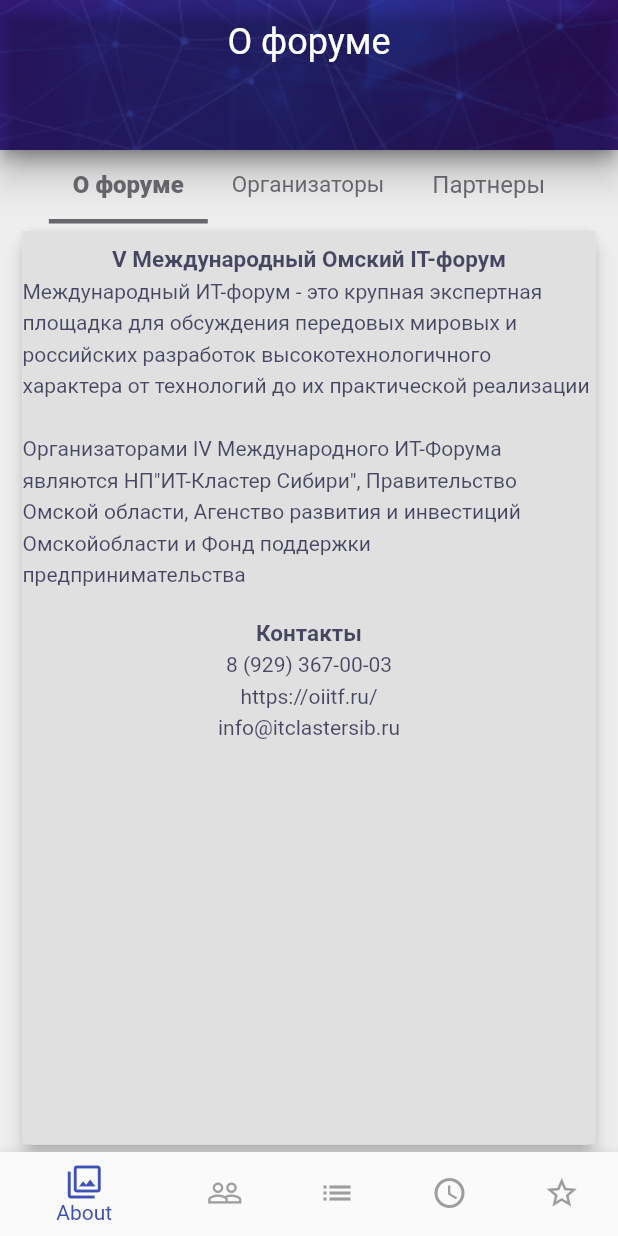
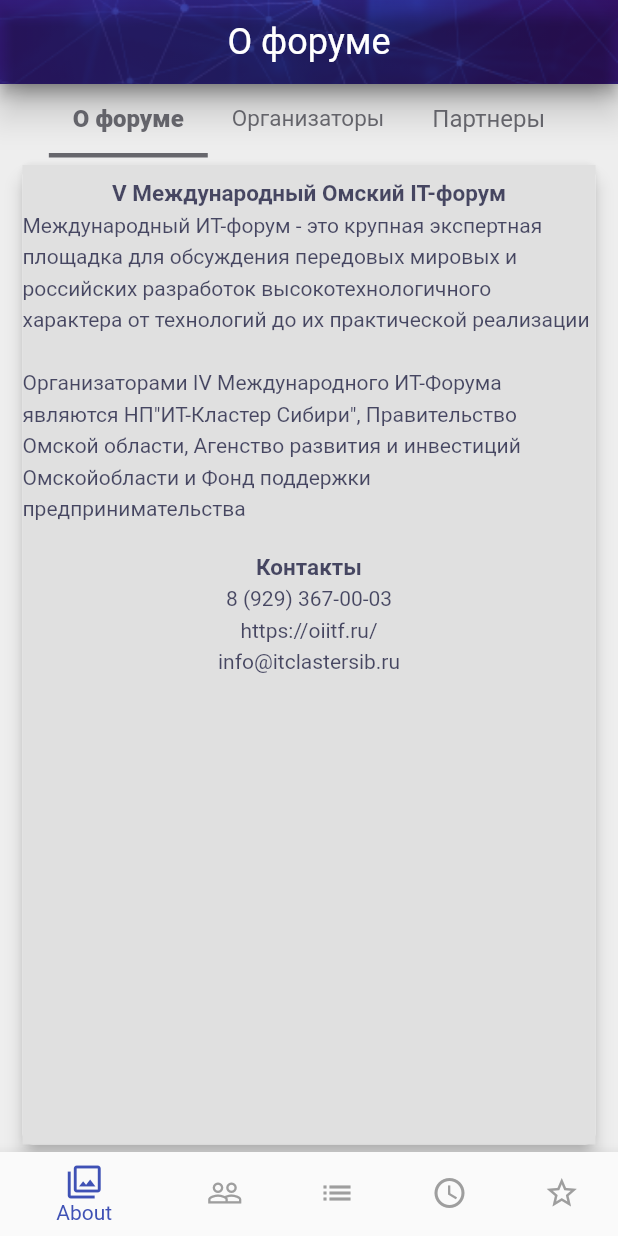
Before and after one commit to Elegerd/it_forum_omsk, a Flutter app: the screen it shows after launch, on a phone screen of 412 x 824 dp. Run offline on Flutter 3.47's test engine with Material 2 defaults, Android fonts, the phone set to English and light mode, and no system bars; our stand-ins replace bloc, cloud_firestore, equatable, flutter_bloc, google_maps_flutter, sembast; accounts and stored records are empty; Roboto replaces fonts that are missing (Montserrat).

Commit message:
Made landscape only portrait. Editing appbar (add new)

```diff
--- a/lib/screens/about.dart
+++ b/lib/screens/about.dart
@@ -1,5 +1,5 @@
 import 'package:flutter/material.dart';
-import 'package:it_forum_omsk/widgets/custom_appbar.dart';
+import 'package:it_forum_omsk/widgets/custom_appbar_v2.dart';
 import 'package:it_forum_omsk/widgets/custom_tabbar.dart';
 
 
@@ -13,7 +13,7 @@
       backgroundColor: Color.fromRGBO(238, 238, 238, 1),
       body: Column(
         children: <Widget>[
-          CustomAppBar(title, 100),
+          CustomAppBar(title),
           Expanded(
             child: AboutTheForum(),
           ),
--- a/lib/screens/map.dart
+++ b/lib/screens/map.dart
@@ -1,7 +1,7 @@
 import 'dart:async';
 import 'package:flutter/material.dart';
 import 'package:google_maps_flutter/google_maps_flutter.dart';
-import 'package:it_forum_omsk/widgets/custom_appbar.dart';
+import 'package:it_forum_omsk/widgets/custom_appbar_v2.dart';
 
 
 class Map extends StatelessWidget {
@@ -14,7 +14,7 @@
       backgroundColor: Color.fromRGBO(238, 238, 238, 1),
       body: Column(
         children: <Widget>[
-          CustomAppBar(title, 100),
+          CustomAppBar(title),
           Expanded(
             child: MapContainer(),
           ),
@@ -101,7 +101,7 @@
   @override
   Widget build(BuildContext context) {
     return Padding(
-      padding: EdgeInsets.only(left: 15,right: 15, top: 25,bottom: 100),//EdgeInsets.symmetric(horizontal: 15, vertical: 25),
+      padding: EdgeInsets.symmetric(horizontal: 15, vertical: 25),  //EdgeInsets.only(left: 15,right: 15, top: 25,bottom: 100),
       child: Material(
         elevation: 5.0,
         borderRadius: BorderRadius.circular(7.0),
--- a/lib/screens/my_schedule.dart
+++ b/lib/screens/my_schedule.dart
@@ -4,7 +4,7 @@
 import 'package:it_forum_omsk/blocs/event_event.dart';
 import 'package:it_forum_omsk/blocs/event_state.dart';
 import 'package:it_forum_omsk/widgets/event_container.dart';
-import 'package:it_forum_omsk/widgets/custom_appbar.dart';
+import 'package:it_forum_omsk/widgets/custom_appbar_v2.dart';
 
 
 class MySchedule extends StatelessWidget{
@@ -17,7 +17,7 @@
       backgroundColor: Color.fromRGBO(238, 238, 238, 1),
       body: Column(
         children: <Widget>[
-          CustomAppBar(title, 100),
+          CustomAppBar(title),
           Expanded(
             child: BlocProvider(
               builder: (_context) => EventBloc(),
--- a/lib/screens/personal_account.dart
+++ b/lib/screens/personal_account.dart
@@ -1,6 +1,5 @@
 import 'package:flutter/material.dart';
-import 'package:it_forum_omsk/widgets/custom_appbar.dart';
-
+import 'package:it_forum_omsk/widgets/custom_appbar_v2.dart';
 
 class PersonalAccount extends StatelessWidget {
   final String title;
@@ -12,7 +11,7 @@
       backgroundColor: Color.fromRGBO(238, 238, 238, 1),
       body: Column(
         children: <Widget>[
-          CustomAppBar(title, 100),
+          CustomAppBar(title),
         ],
       ),
     );
--- a/lib/screens/schedule.dart
+++ b/lib/screens/schedule.dart
@@ -1,5 +1,5 @@
 import 'package:flutter/material.dart';
-import 'package:it_forum_omsk/widgets/custom_appbar.dart';
+import 'package:it_forum_omsk/widgets/custom_appbar_v2.dart';
 import 'package:cloud_firestore/cloud_firestore.dart';
 
 
@@ -13,7 +13,7 @@
       backgroundColor: Color.fromRGBO(238, 238, 238, 1),
       body: Column(
         children: <Widget>[
-          CustomAppBar("$title форума", 100),
+          CustomAppBar("$title форума"),
           Expanded(child: EventList()),
         ],
       ),
--- a/lib/screens/speaker.dart
+++ b/lib/screens/speaker.dart
@@ -8,7 +8,7 @@
 import 'package:it_forum_omsk/blocs/event_state.dart';
 import 'package:it_forum_omsk/widgets/event_container.dart';
 import 'package:it_forum_omsk/widgets/speaker_container.dart';
-import 'package:it_forum_omsk/widgets/custom_appbar.dart';
+import 'package:it_forum_omsk/widgets/custom_appbar_v2.dart';
 import 'package:it_forum_omsk/widgets/speaker_card.dart';
 import 'package:it_forum_omsk/widgets/custom_tabbar.dart';
 
@@ -25,7 +25,7 @@
       backgroundColor: Color.fromRGBO(238, 238, 238, 1),
       body: Column(
         children: <Widget>[
-          CustomAppBar(title, 100),
+          CustomAppBar(title/*, 100*/),
           Expanded(
             child: BlocProvider(
               builder: (_context) => SpeakerBloc(),
--- /dev/null
+++ b/lib/widgets/custom_appbar_v2.dart
@@ -0,0 +1,41 @@
+import 'package:flutter/material.dart';
+
+
+class CustomAppBar extends StatelessWidget {
+  final String title;
+  //final int size;
+
+  CustomAppBar(this.title/*, this.size*/);
+  @override
+  Widget build(BuildContext context) {
+   // final double statusBarSize = MediaQuery.of(context).padding.top;
+    return Material(
+      elevation: 10.0,
+      child: Container(
+       // padding: EdgeInsets.only(top: statusBarSize),
+       // height: statusBarSize + size,
+        decoration: BoxDecoration(
+          image: DecorationImage(
+            image: AssetImage("assets/images/sidemenu-background.png"),
+            fit: BoxFit.cover,
+          ),
+        ),
+        child: Container(
+          decoration: BoxDecoration(
+            gradient: LinearGradient(
+              colors: [const Color.fromRGBO(74, 20, 140, 0.7), const Color.fromRGBO(74, 20, 140, 0.580), const Color.fromRGBO(74, 20, 140, 0.7),],
+              begin: FractionalOffset.topLeft,
+              end: FractionalOffset.bottomRight,
+              tileMode: TileMode.clamp,
+            ),
+          ),
+          child: AppBar(
+            title: Center(
+              child: Text(title, style: TextStyle(fontSize: 24, fontWeight: FontWeight.w400, fontFamily: 'Roboto', color: Colors.white),),),
+            backgroundColor: Colors.transparent,
+          ),
+        ),
+      ),
+    );
+  }
+}
```
Also changed, not shown: lib/main.dart (+7 -1 lines).
